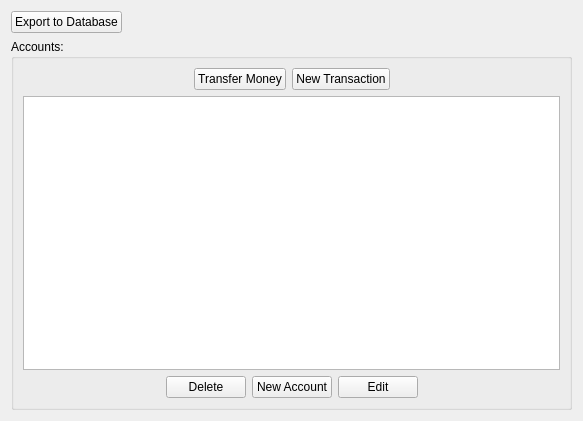
This is source/gui/main_widgets/ManageAccounts.ui in BeenEncoded/check_book_program as Qt 5 draws it before an edit. The edited form follows.
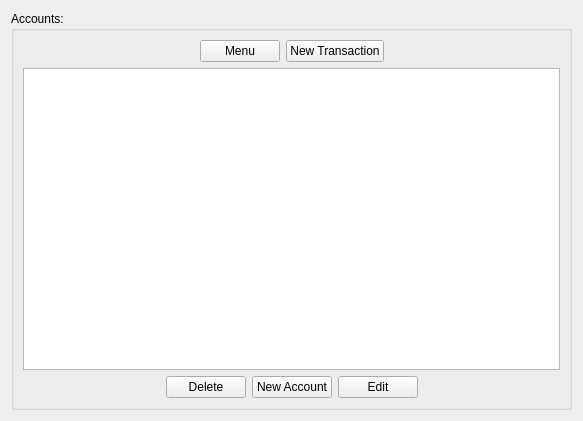
This is the edited form.

Commit message: added printing of accounts summary;

```diff
--- a/source/gui/main_widgets/ManageAccounts.ui
+++ b/source/gui/main_widgets/ManageAccounts.ui
@@ -14,30 +14,6 @@
    <string>Manage Accounts</string>
   </property>
   <layout class="QVBoxLayout" name="verticalLayout">
-   <item>
-    <layout class="QHBoxLayout" name="horizontalLayout_3">
-     <item>
-      <widget class="QPushButton" name="pushButton">
-       <property name="text">
-        <string>Export to Database</string>
-       </property>
-      </widget>
-     </item>
-     <item>
-      <spacer name="horizontalSpacer_5">
-       <property name="orientation">
-        <enum>Qt::Horizontal</enum>
-       </property>
-       <property name="sizeHint" stdset="0">
-        <size>
-         <width>40</width>
-         <height>20</height>
-        </size>
-       </property>
-      </spacer>
-     </item>
-    </layout>
-   </item>
    <item>
     <widget class="QGroupBox" name="groupBox">
      <property name="title">
@@ -62,7 +38,7 @@
         <item>
          <widget class="QPushButton" name="transfer_button">
           <property name="text">
-           <string>Transfer Money</string>
+           <string>Menu</string>
           </property>
          </widget>
         </item>
```
Left out of the diff: 38 changed lines with no effect on the pictures. The commit also changes 3 other files.
